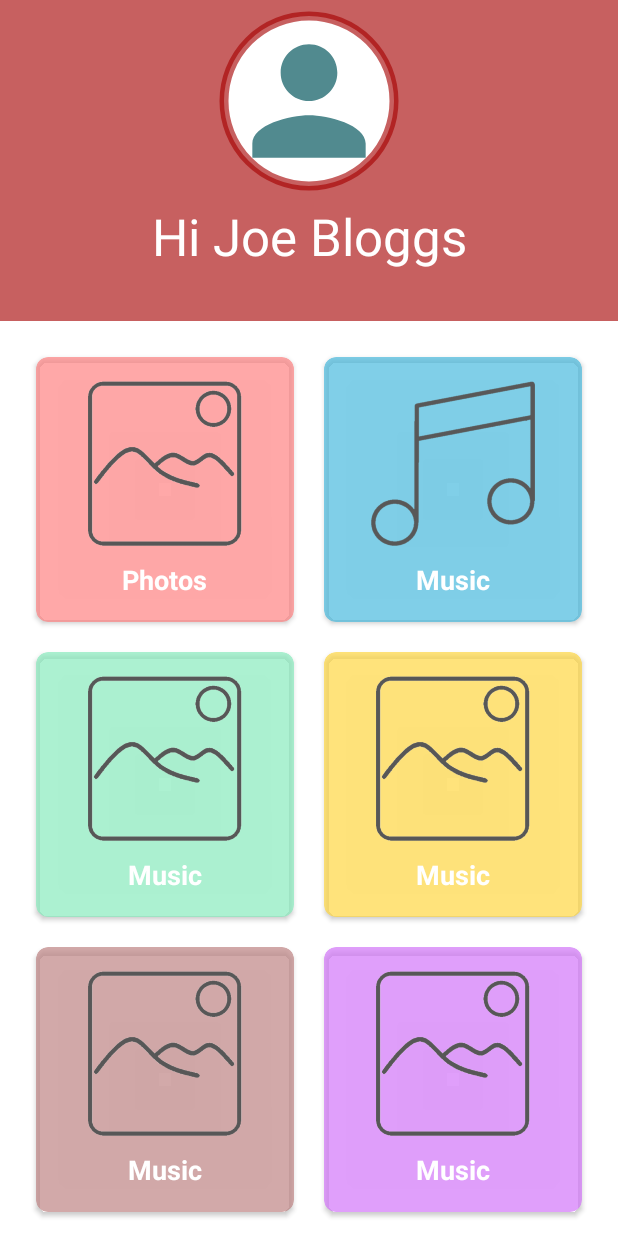
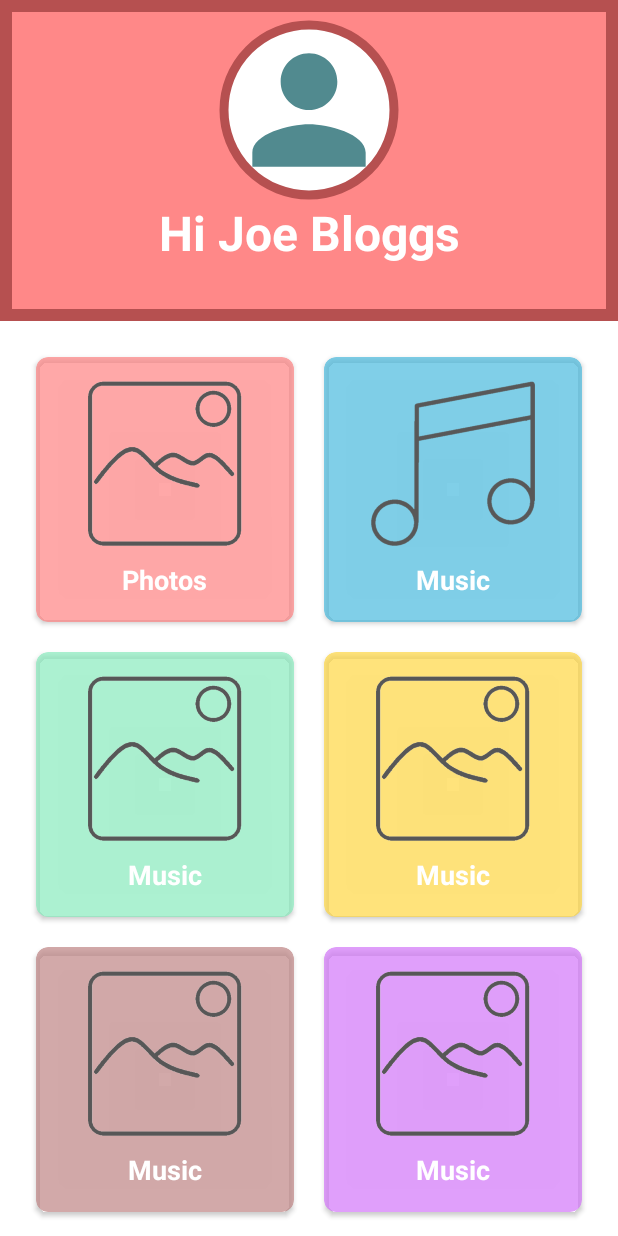
Before and after one commit to yahya-t/DALD, an Android app: the screen it shows after launch (MainActivity), on a phone screen of 412 x 824 dp. Run offline under Robolectric (Android 15) with nearby library versions, the phone set to English and light mode, and no system bars.

Commit message:
Adjusted banners of Home, Photos, and Music

```diff
--- a/app/src/main/java/com/example/dald/MusicPlayer/MusicListAdapter.kt
+++ b/app/src/main/java/com/example/dald/Music/MusicListAdapter.kt
@@ -1,4 +1,4 @@
-package com.example.dald.MusicPlayer
+package com.example.dald.Music
 
 import com.example.dald.R
 import android.content.Context
@@ -15,7 +15,7 @@ class MusicListAdapter(var musicList: ArrayList<MusicModel>, var context: Contex
 
     override fun onCreateViewHolder(parent: ViewGroup, viewType: Int): CustomViewHolder {
         var view = LayoutInflater.from(context).inflate(R.layout.music_recyler_item, parent, false)
-        return MusicListAdapter.CustomViewHolder(view)
+        return CustomViewHolder(view)
     }
 
     override fun onBindViewHolder(holder: CustomViewHolder, position: Int) {
--- a/app/src/main/java/com/example/dald/Gallery/ImageAdapter.kt
+++ b/app/src/main/java/com/example/dald/Photos/ImageAdapter.kt
@@ -1,4 +1,4 @@
-package com.example.dald.Gallery
+package com.example.dald.Photos
 
 import android.content.Context
 import android.content.Intent
--- a/app/src/main/java/com/example/dald/Gallery/ImageFullActivity.kt
+++ b/app/src/main/java/com/example/dald/Photos/ImageFullActivity.kt
@@ -1,4 +1,4 @@
-package com.example.dald.Gallery
+package com.example.dald.Photos
 
 import android.content.Intent
 import android.os.Build
@@ -42,7 +42,7 @@ class ImageFullActivity : AppCompatActivity() {
     }
 
     fun backButton(view: View) {
-        val intent = Intent(this, GalleryActivity::class.java)
+        val intent = Intent(this, PhotoActivity::class.java)
         startActivity(intent)
     }
 }
--- a/app/src/main/java/com/example/dald/Gallery/ImagePath.kt
+++ b/app/src/main/java/com/example/dald/Photos/ImagePath.kt
@@ -1,4 +1,4 @@
-package com.example.dald.Gallery
+package com.example.dald.Photos
 
 /**
  * Class which stores the image path and image name
--- a/app/src/main/java/com/example/dald/Gallery/GalleryActivity.kt
+++ b/app/src/main/java/com/example/dald/Photos/PhotoActivity.kt
@@ -1,4 +1,4 @@
-package com.example.dald.Gallery
+package com.example.dald.Photos
 
 import android.content.pm.PackageManager
 import android.os.Build
@@ -17,7 +17,7 @@ import androidx.recyclerview.widget.GridLayoutManager
 import androidx.recyclerview.widget.RecyclerView
 import com.example.dald.R
 
-class GalleryActivity : AppCompatActivity() {
+class PhotoActivity : AppCompatActivity() {
 
     // references the "recycler_image" View object
     private var recyclerImage: RecyclerView? = null
@@ -29,7 +29,7 @@ class GalleryActivity : AppCompatActivity() {
     @RequiresApi(Build.VERSION_CODES.R)
     override fun onCreate(savedInstanceState: Bundle?) {
         super.onCreate(savedInstanceState)
-        setContentView(R.layout.activity_gallery)
+        setContentView(R.layout.activity_photo)
 
         hideSystemUI()
         supportActionBar?.hide()
--- /dev/null
+++ b/app/src/main/res/drawable/home_banner_background.xml
@@ -0,0 +1,11 @@
+<?xml version="1.0" encoding="utf-8"?>
+<selector xmlns:android="http://schemas.android.com/apk/res/android">
+    <item>
+        <shape android:shape="rectangle">
+            <solid android:color="#9FFF4141"/>
+            <stroke
+                android:color="#B65050"
+                android:width="8dp"/>
+        </shape>
+    </item>
+</selector>
--- a/app/src/main/res/layout/activity_image_full.xml
+++ b/app/src/main/res/layout/activity_image_full.xml
@@ -5,7 +5,7 @@
     android:layout_width="match_parent"
     android:layout_height="match_parent"
     android:orientation="vertical"
-    tools:context=".Gallery.ImageFullActivity">
+    tools:context=".Photos.ImageFullActivity">
 
     <ImageView
         android:id="@+id/imageView"
--- a/app/src/main/res/layout/activity_main.xml
+++ b/app/src/main/res/layout/activity_main.xml
@@ -12,12 +12,10 @@
         android:layout_width="match_parent"
         android:layout_height="0dp"
         android:layout_weight="2.6"
-        android:background="@color/homeBannerBackground"
-
-
+        android:background="@drawable/home_banner_background"
         android:columnCount="2"
-
-        android:rowCount="2">
+        android:rowCount="2"
+        android:padding="13dp">
 
         <com.google.android.material.imageview.ShapeableImageView
             android:layout_width="120dp"
@@ -25,12 +23,11 @@
             android:layout_row="0"
             android:layout_column="0"
             android:layout_gravity="center_horizontal"
-            android:layout_margin="7dp"
             android:background="@android:color/white"
             android:padding="3dp"
             android:src="@drawable/ic_baseline_person_24"
             app:shapeAppearanceOverlay="@style/circleImageView"
-            app:strokeColor="@color/homeBannerBackground"
+            app:strokeColor="@color/profileBorder"
             app:strokeWidth="6dp" />
 
         <TextView
@@ -41,9 +38,9 @@
             android:layout_column="0"
             android:layout_centerInParent="true"
             android:gravity="center"
-
             android:textColor="@android:color/white"
-            android:textSize="34sp"
+            android:textSize="32sp"
+            android:textStyle="bold"
             android:text="Hi Joe Bloggs" />
 
     </GridLayout>
--- a/app/src/main/res/values/colors.xml
+++ b/app/src/main/res/values/colors.xml
@@ -7,7 +7,7 @@
     <color name="teal_700">#FF018786</color>
     <color name="black">#FF000000</color>
     <color name="white">#FFFFFFFF</color>
-    <color name="profileBorder">#5EA50000</color>
+    <color name="profileBorder">#B65050</color>
     <color name="homeBannerBackground">#9FA50000</color>
 
     <color name="galleryBackground">#B4FF8484</color>
```
Also changed, not shown: app/src/main/AndroidManifest.xml (+4 -4 lines), app/src/main/java/com/example/dald/MainActivity.kt (+4 -4 lines), app/src/main/java/com/example/dald/Music/MusicActivity.kt (renamed from app/src/main/java/com/example/dald/MusicPlayer/MusicPlayerActivity.kt, +22 -3 lines), app/src/main/res/drawable-v24/music_banner_background.xml (added, +12 -0 lines), app/src/main/res/drawable/gallery_banner_background.xml (added, +12 -0 lines), app/src/main/res/layout/activity_music.xml (renamed from app/src/main/res/layout/activity_music_player.xml, +6 -4 lines), app/src/main/res/layout/activity_photo.xml (renamed from app/src/main/res/layout/activity_gallery.xml, +4 -3 lines), app/src/main/java/com/example/dald/Music/MusicModel.kt (renamed from app/src/main/java/com/example/dald/MusicPlayer/MusicModel.kt).
